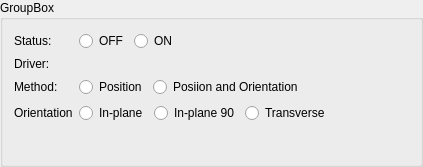
Above: IGTLoadableModules/QtModules/RealTimeImaging/Resources/UI/qSlicerReslicePropertyWidget.ui from NA-MIC/NAMICSandBox before the change. Below: the same form after it.
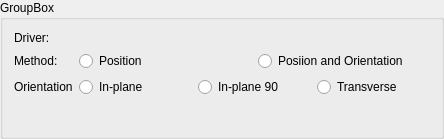
That is the form after the change. Custom widgets are drawn as their Qt base class.

Commit message: STYLE: GUI adjustment

```diff
--- a/IGTLoadableModules/QtModules/RealTimeImaging/Resources/UI/qSlicerReslicePropertyWidget.ui
+++ b/IGTLoadableModules/QtModules/RealTimeImaging/Resources/UI/qSlicerReslicePropertyWidget.ui
@@ -6,8 +6,8 @@
    <rect>
     <x>0</x>
     <y>0</y>
-    <width>423</width>
-    <height>167</height>
+    <width>444</width>
+    <height>139</height>
    </rect>
   </property>
   <property name="sizePolicy">
@@ -30,18 +30,15 @@
   </property>
   <layout class="QVBoxLayout" name="verticalLayout">
    <item>
-    <layout class="QFormLayout" name="mainFormLayout">
-     <property name="fieldGrowthPolicy">
-      <enum>QFormLayout::FieldsStayAtSizeHint</enum>
-     </property>
-     <item row="2" column="0">
+    <layout class="QFormLayout" name="formLayout">
+     <item row="0" column="0">
       <widget class="QLabel" name="driverLabel">
        <property name="text">
         <string>Driver:</string>
        </property>
       </widget>
      </item>
-     <item row="2" column="1">
+     <item row="0" column="1">
       <widget class="qMRMLNodeComboBox" name="driverNodeSelector" native="true">
        <property name="nodeTypes" stdset="0">
         <stringlist>
@@ -63,14 +60,14 @@
        </property>
       </widget>
      </item>
-     <item row="3" column="0">
+     <item row="1" column="0">
       <widget class="QLabel" name="mehodLabel">
        <property name="text">
         <string>Method:</string>
        </property>
       </widget>
      </item>
-     <item row="3" column="1">
+     <item row="1" column="1">
       <layout class="QHBoxLayout" name="methodLayout">
        <item>
         <widget class="QRadioButton" name="positionRadioButton">
@@ -88,14 +85,14 @@
        </item>
       </layout>
      </item>
-     <item row="4" column="0">
+     <item row="2" column="0">
       <widget class="QLabel" name="orientationLabel">
        <property name="text">
         <string>Orientation</string>
        </property>
       </widget>
      </item>
-     <item row="4" column="1">
+     <item row="2" column="1">
       <layout class="QHBoxLayout" name="orientationLayout">
        <item>
         <widget class="QRadioButton" name="inPlaneRadioButton">
@@ -120,31 +117,6 @@
        </item>
       </layout>
      </item>
-     <item row="1" column="0">
-      <widget class="QLabel" name="statusLabel">
-       <property name="text">
-        <string>Status:</string>
-       </property>
-      </widget>
-     </item>
-     <item row="1" column="1">
-      <layout class="QHBoxLayout" name="horizontalLayout">
-       <item>
-        <widget class="QRadioButton" name="offRadioButton">
-         <property name="text">
-          <string>OFF</string>
-         </property>
-        </widget>
-       </item>
-       <item>
-        <widget class="QRadioButton" name="onRadioButton">
-         <property name="text">
-          <string>ON</string>
-         </property>
-        </widget>
-       </item>
-      </layout>
-     </item>
     </layout>
    </item>
   </layout>
```
The commit also changes 2 other files.
